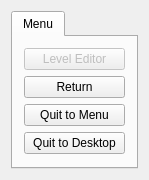
Qt form xkill-gui/InGameMenu.ui (ensq/xkill-resources) before a commit.
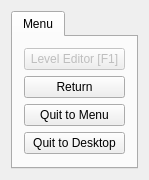
The same form after that commit.

Commit message: Removed editor in main menu

Diff of the .ui file:
```diff
--- a/xkill-gui/InGameMenu.ui
+++ b/xkill-gui/InGameMenu.ui
@@ -37,7 +37,7 @@
            <bool>false</bool>
           </property>
           <property name="text">
-           <string>Level Editor</string>
+           <string>Level Editor [F1]</string>
           </property>
          </widget>
         </item>
```
The commit also changes 1 other file.
